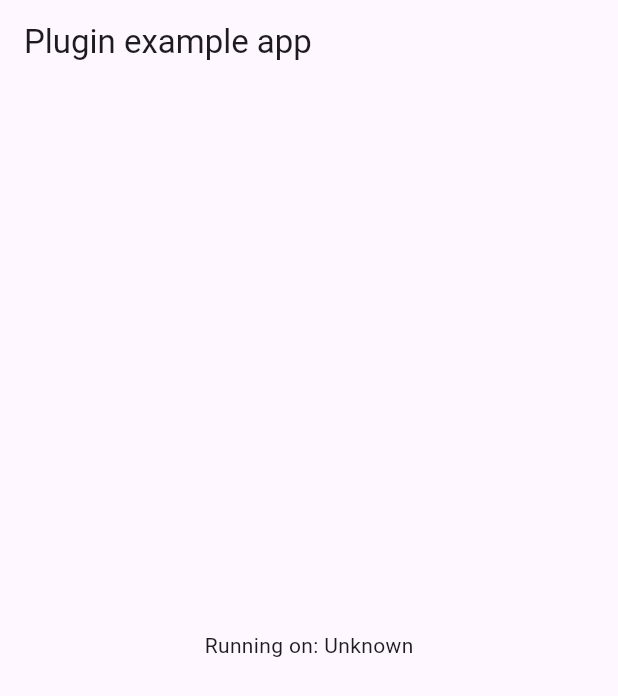
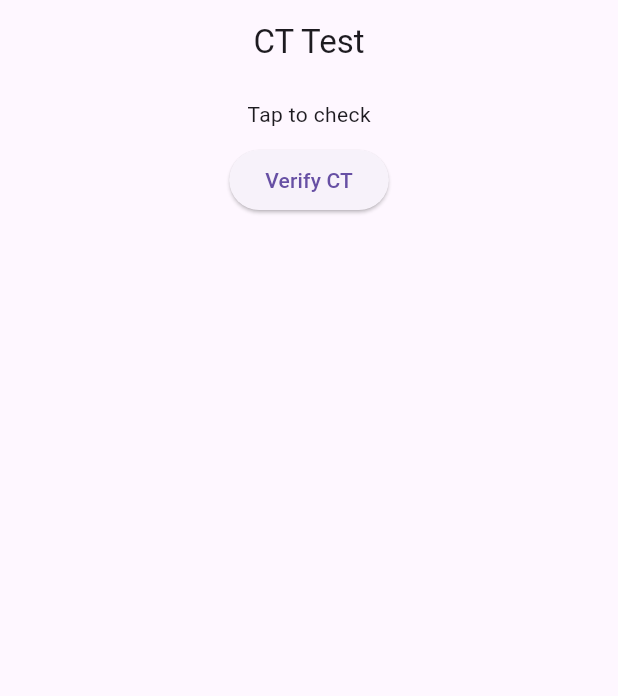
Before and after one commit to shubhamprakashrai/certificatetransparency, a Flutter app: the screen it shows after launch, on a phone screen of 412 x 824 dp. Shown: the top 696 px of the screen. Run offline on Flutter 3.47's test engine with Material 3 defaults, Android fonts, the phone set to English and light mode, and no system bars; our stand-ins replace plugin_platform_interface.

Commit message:
update the example

```diff
--- a/example/lib/main.dart
+++ b/example/lib/main.dart
@@ -1,61 +1,64 @@
+import 'dart:convert';
+
+import 'package:certificate_transparency_plugin/certificate_transparency_plugin.dart';
+import 'package:flutter/foundation.dart';
 import 'package:flutter/material.dart';
-import 'dart:async';
-
-import 'package:flutter/services.dart';
-//import 'package:certificate_transparency_plugin/certificate_transparency_plugin.dart';
-
 void main() {
   runApp(const MyApp());
 }
 
-class MyApp extends StatefulWidget {
+class MyApp extends StatelessWidget {
   const MyApp({super.key});
+  @override
+  Widget build(BuildContext context) {
+    return const MaterialApp(
+      debugShowCheckedModeBanner: false,
+      home: CertificateTransparencyTestPage(),
+    );
+  }
+}
+
+class CertificateTransparencyTestPage extends StatefulWidget {
+  const CertificateTransparencyTestPage({super.key});
 
   @override
-  State<MyApp> createState() => _MyAppState();
+  _CertificateTransparencyTestPageState createState() => _CertificateTransparencyTestPageState();
 }
 
-class _MyAppState extends State<MyApp> {
-  final String _platformVersion = 'Unknown';
-  // final _certificateTransparencyPlugin = CertificateTransparencyPlugin();
-
-  @override
-  void initState() {
-    super.initState();
-    initPlatformState();
+class _CertificateTransparencyTestPageState extends State<CertificateTransparencyTestPage> {
+  String result = "Tap to check";
+  Future<void> _checkCT() async {
+    final response = await CertificateTransparency.verifyUrl(
+      "https://www.google.com",
+      includeHosts: ["google.com"],
+      excludeHosts: []
+    );
+    setState(() {
+      result = response.toString();
+    });
+    if (kDebugMode) {
+      print(const JsonEncoder.withIndent('   ').convert(result));
+    }
   }
-
-  // Platform messages are asynchronous, so we initialize in an async method.
-  Future<void> initPlatformState() async {
-    // String platformVersion;
-    // Platform messages may fail, so we use a try/catch PlatformException.
-    // We also handle the message potentially returning null.
-    try {
-      // platformVersion =
-          // await _certificateTransparencyPlugin.getPlatformVersion() ?? 'Unknown platform version';
-    } on PlatformException {
-      // platformVersion = 'Failed to get platform version.';
-    }
-
-    // If the widget was removed from the tree while the asynchronous platform
-    // message was in flight, we want to discard the reply rather than calling
-    // setState to update our non-existent appearance.
-    if (!mounted) return;
-
-    setState(() {
-      // _platformVersion = platformVersion;
-    });
-  }
-
   @override
   Widget build(BuildContext context) {
-    return MaterialApp(
-      home: Scaffold(
-        appBar: AppBar(
-          title: const Text('Plugin example app'),
-        ),
-        body: Center(
-          child: Text('Running on: $_platformVersion\n'),
+    return Scaffold(
+      appBar: AppBar(title: const Center(child: Text("CT Test"))),
+      body: SingleChildScrollView(
+        child: Center(
+          child: Column(
+            mainAxisAlignment: MainAxisAlignment.center,
+            children: [
+              Padding(
+                padding: const EdgeInsets.all(10.0),
+                child: Text(result),
+              ),
+              ElevatedButton(
+                onPressed: _checkCT,
+                child: const Text("Verify CT"),
+              )
+            ],
+          ),
         ),
       ),
     );
--- a/pubspec.yaml
+++ b/pubspec.yaml
@@ -1,10 +1,11 @@
 name: certificate_transparency_plugin
 description: A plugin to check Certificate Transparency using OkHttp and CTLogger.
 version: 1.0.0
-homepage: https://example.com
+
 
 environment:
   sdk: ">=2.19.0 <4.0.0"
+  flutter: ">=1.20.0"
 
 flutter:
   plugin:
```
Also changed, not shown: 2 other files.
